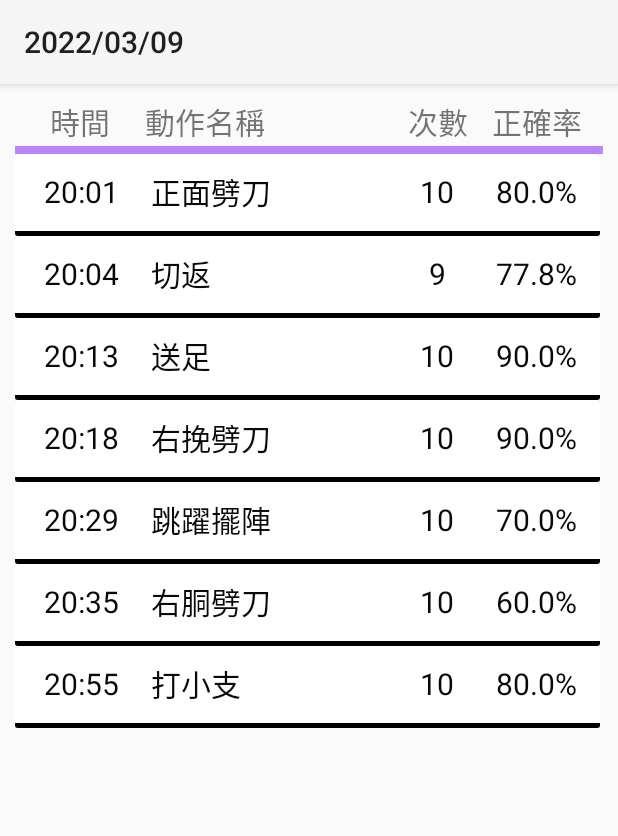
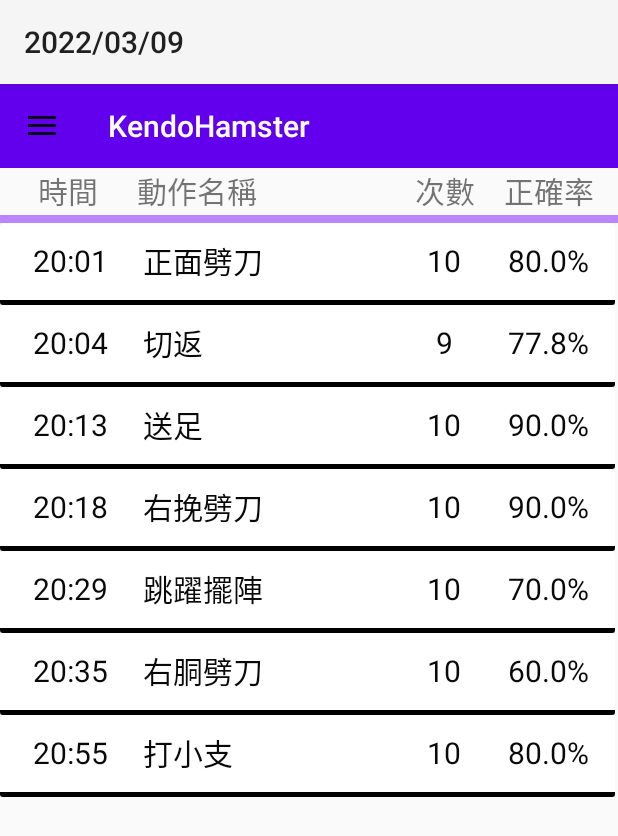
Before and after one commit to LavresJ/KendoHamsterNeo, an Android app: the History screen opened directly, with no data from a screen before it, after a tap on "HISTORY RECORD", on a phone screen of 412 x 824 dp. Shown: the top 836 px of the screen. Run offline under Robolectric (Android 15) with nearby library versions, the phone set to English and light mode, and no system bars; libraries missing offline, so code that uses them is left out: com.chaquo.python; 2 statements that could not run were skipped.

Commit message:
Drawer Implementation

```diff
--- a/app/src/main/java/com/kendohamster/History.java
+++ b/app/src/main/java/com/kendohamster/History.java
@@ -35,8 +35,7 @@ public class History extends AppCompatActivity {
         calendarView = findViewById(R.id.calendarView);
         btnRecord = findViewById(R.id.btnRecord);
         btnDraw = findViewById(R.id.btnDraw);
-        DrawerLayout drawerLayout = (DrawerLayout) findViewById(R.id.myDrawerLayout);
-        NavigationView navigationView = (NavigationView) findViewById(R.id.nav_view);
+
         btnTestPython = findViewById(R.id.btnTestPython);
         txtResults = findViewById(R.id.txtResults);
 
@@ -103,5 +102,45 @@ public class History extends AppCompatActivity {
                 txtResults.setText(results.toString());
             }
         });
+        DrawerLayout drawerLayout = (DrawerLayout) findViewById(R.id.myDrawerLayout);
+        NavigationView navigationView = (NavigationView) findViewById(R.id.nav_view);
+        final Toolbar toolbar = (Toolbar) findViewById(R.id.toolbar);
+        setSupportActionBar(toolbar);
+        ActionBarDrawerToggle actionBarDrawerToggle = new ActionBarDrawerToggle( this, drawerLayout, toolbar, R.string.drawer_open , R.string.drawer_close){
+            @Override
+            public void onDrawerClosed(View drawerView) {
+                super .onDrawerClosed(drawerView);
+            }
+
+            @Override
+            public void onDrawerOpened(View drawerView) {
+                super .onDrawerOpened(drawerView);
+            }
+        };
+
+        drawerLayout.setDrawerListener(actionBarDrawerToggle);
+        actionBarDrawerToggle.syncState();
+
+    }
+    public void selectItem(int position) {
+        Intent i = null;
+        switch(position) {
+            case (R.id.action_action):
+                i = new Intent(this,MotionList.class);
+                break;
+            case R.id.action_history:
+                i = new Intent(this, History.class);
+                break;
+            case R.id.action_menu:
+                i = new Intent(this, TrainingMenu.class);
+                break;
+            case R.id.action_setting:
+                i = new Intent(this, Settings.class);
+                break;
+            default:
+                break;
+        }
+
+        startActivity(i);
     }
 }
--- a/app/src/main/res/layout/activity_history_daily_record.xml
+++ b/app/src/main/res/layout/activity_history_daily_record.xml
@@ -1,13 +1,37 @@
 <?xml version="1.0" encoding="utf-8"?>
+<androidx.drawerlayout.widget.DrawerLayout
+    xmlns:android="http://schemas.android.com/apk/res/android"
+    xmlns:app="http://schemas.android.com/apk/res-auto"
+    xmlns:tools="http://schemas.android.com/tools"
+    android:layout_width="match_parent"
+    android:layout_height="match_parent"
+    tools:context=".HistoryDailyRecord"
+    android:id="@+id/myDrawerLayout"
+    >
     <LinearLayout
         xmlns:android="http://schemas.android.com/apk/res/android"
         xmlns:app="http://schemas.android.com/apk/res-auto"
         xmlns:tools="http://schemas.android.com/tools"
         android:layout_width="match_parent"
         android:layout_height="match_parent"
-    android:padding="10dp"
         tools:context=".HistoryDailyRecord"
         android:orientation="vertical">
+        <androidx.appcompat.widget.Toolbar
+            android:id="@+id/toolbar"
+            android:layout_width="match_parent"
+            android:layout_height="wrap_content"
+            android:minHeight="?attr/actionBarSize"
+            android:theme="?attr/actionBarTheme"
+
+            app:layout_constraintStart_toStartOf="parent"
+            app:layout_constraintTop_toTopOf="parent"
+            app:navigationIcon="?attr/actionModeCloseDrawable"
+            android:background="@color/purple_500"
+            android:textColor="#fff"
+            app:title="KendoHamster"
+            app:titleTextColor="@color/white"
+
+            />
 
         <LinearLayout
             android:layout_width="match_parent"
@@ -68,3 +92,17 @@
         </androidx.recyclerview.widget.RecyclerView>
 
     </LinearLayout>
+    <com.google.android.material.navigation.NavigationView
+        android:id="@+id/nav_view"
+        android:layout_width="240dp"
+        android:layout_height="match_parent"
+        android:layout_gravity="start"
+        android:background="@android:color/white"
+        app:menu="@menu/drawer"
+        >
+
+
+    </com.google.android.material.navigation.NavigationView>
+
+
+</androidx.drawerlayout.widget.DrawerLayout>
```
Also changed, not shown: app/src/main/java/com/kendohamster/HistoryDailyRecord.java (+100 -0 lines), app/src/main/java/com/kendohamster/MainPage.java (+24 -9 lines), app/src/main/java/com/kendohamster/MotionList.java (+25 -4 lines), app/src/main/java/com/kendohamster/MotionVideo.java (+88 -0 lines), app/src/main/java/com/kendohamster/TrainingMenu.java (+26 -4 lines), app/src/main/res/layout/activity_motion_video.xml (+42 -0 lines). Lines whose indentation alone changed are shown as unchanged.
